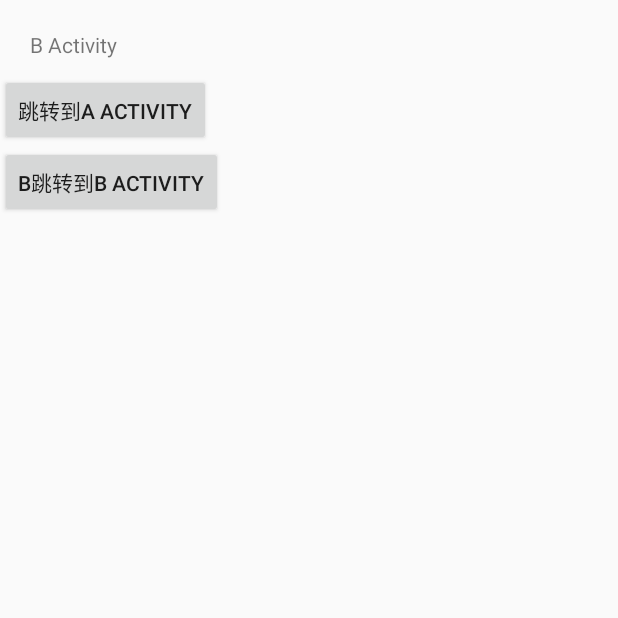
After one commit to MrLiMiss/Fairy, an Android app: the Bactivity screen opened directly, with no data from a screen before it, on a phone screen of 412 x 824 dp, the top half of it. The commit adds this screen. Run offline under Robolectric (Android 15) with nearby library versions, the phone set to English and light mode, and no system bars.

Commit message:
测试activity 横竖屏生命周期 不同启动模式生命周期

```diff
--- /dev/null
+++ b/app/src/main/java/com/tengfei/fairy/activityLificycle/Bactivity.java
@@ -0,0 +1,95 @@
+package com.tengfei.fairy.activityLificycle;
+
+import android.app.Activity;
+import android.content.Intent;
+import android.os.Bundle;
+import android.util.Log;
+import android.view.View;
+import android.widget.Button;
+
+import com.tengfei.fairy.R;
+
+/**
+ * @ Description :生命周期跳转测试 activity B
+ * @ Author 李腾飞
+ * @ Time 2021/2/20   10:34
+ * @ Version :
+ */
+public class Bactivity extends Activity implements View.OnClickListener{
+    @Override
+    protected void onCreate(Bundle savedInstanceState) {
+        super.onCreate(savedInstanceState);
+        setContentView(R.layout.activity_b);
+        Log.d("aclife","B-onCreate");
+    }
+
+    @Override
+    public void onStart(){
+        super.onStart();
+        Button button=findViewById(R.id.btn_b);
+        Button button2=findViewById(R.id.btn_bb);
+        button.setOnClickListener(this);
+        button2.setOnClickListener(this);
+        Log.d("aclife","B-onStart");
+    }
+
+    @Override
+    public void onResume() {
+        super.onResume();
+        Log.d("aclife","B-onResume");
+    }
+
+    @Override
+    public void onPause() {
+        super.onPause();
+        Log.d("aclife","B-onPause");
+    }
+
+    @Override
+    public void onStop() {
+        super.onStop();
+        Log.d("aclife","B-onStop");
+    }
+
+    @Override
+    public void onDestroy() {
+        super.onDestroy();
+        Log.d("aclife","B-onDestroy");
+    }
+
+    @Override
+    public void onSaveInstanceState(Bundle outState) {
+        super.onSaveInstanceState(outState);
+        Log.d("aclife","B-onSaveInstanceState");
+    }
+
+    @Override
+    public void onRestoreInstanceState(Bundle outState) {
+        super.onRestoreInstanceState(outState);
+        Log.d("aclife","B-onRestoreInstanceState");
+    }
+    @Override
+    public void onNewIntent(Intent intent){
+        super.onNewIntent(intent);
+        Log.d("aclife","B-onNewIntent");
+
+    }
+
+    @Override
+    public void onClick(View v) {
+        switch (v.getId()){
+            case R.id.btn_b://B activity 跳转A activity
+                Intent intent=new Intent(this,Aactivity.class);
+                this.startActivity(intent);
+                break;
+            case R.id.btn_bb://Bactivity 跳转自身
+                Intent intent1=new Intent(this,Bactivity.class);
+                startActivity(intent1);
+            default:
+                break;
+
+        }
+
+
+    }
+}
--- a/app/src/main/java/com/tengfei/fairy/test/ConfigChangeActivity.java
+++ b/app/src/main/java/com/tengfei/fairy/activityLificycle/ConfigChangeActivity.java
@@ -1,4 +1,4 @@
-package com.tengfei.fairy.test;
+package com.tengfei.fairy.activityLificycle;
 
 import android.app.Activity;
 import android.content.res.Configuration;
--- a/app/src/main/java/com/tengfei/fairy/fragment/HonorFragment.java
+++ b/app/src/main/java/com/tengfei/fairy/fragment/HonorFragment.java
@@ -157,7 +157,8 @@ public class HonorFragment extends BaseFragment {
                 IntentUtils.toEventBusActivity(getContext());
                 break;
             case R.id.btn_activity:
-                IntentUtils.toConfigChenagedActivity(getContext());
+                IntentUtils.toAboutActivity(getContext());
+//                IntentUtils.toConfigChenagedActivity(getContext());
                 break;
             default:
                 break;
--- /dev/null
+++ b/app/src/main/res/layout/activity_b.xml
@@ -0,0 +1,32 @@
+<?xml version="1.0" encoding="utf-8"?>
+<androidx.constraintlayout.widget.ConstraintLayout xmlns:android="http://schemas.android.com/apk/res/android"
+    xmlns:tools="http://schemas.android.com/tools"
+    android:layout_width="match_parent"
+    android:layout_height="match_parent"
+    xmlns:app="http://schemas.android.com/apk/res-auto">
+    <TextView
+        app:layout_constraintTop_toTopOf="parent"
+        app:layout_constraintLeft_toLeftOf="parent"
+        android:id="@+id/text_title"
+        android:layout_margin="10dp"
+        android:padding="10dp"
+        android:text="B Activity"
+        android:layout_width="wrap_content"
+        android:layout_height="wrap_content"/>
+    <Button
+        app:layout_constraintTop_toBottomOf="@+id/text_title"
+        app:layout_constraintLeft_toLeftOf="parent"
+        android:id="@+id/btn_b"
+        android:layout_width="wrap_content"
+        android:layout_height="wrap_content"
+        android:text="跳转到A Activity" />
+    <Button
+        app:layout_constraintTop_toBottomOf="@+id/btn_b"
+        app:layout_constraintLeft_toLeftOf="parent"
+        android:id="@+id/btn_bb"
+        android:layout_width="wrap_content"
+        android:layout_height="wrap_content"
+        android:text="B跳转到B Activity" />
+
+
+</androidx.constraintlayout.widget.ConstraintLayout>
```
Also changed, not shown: app/src/main/AndroidManifest.xml (+6 -1 lines), app/src/main/java/com/tengfei/fairy/activityLificycle/Aactivity.java (added, +83 -0 lines), app/src/main/java/com/tengfei/fairy/activityLificycle/AboutActivity.java (added, +59 -0 lines), app/src/main/java/com/tengfei/fairy/utils/IntentUtils.java (+22 -1 lines), app/src/main/res/layout/activity_a.xml (added, +24 -0 lines), app/src/main/res/layout/activity_about.xml (added, +23 -0 lines).
